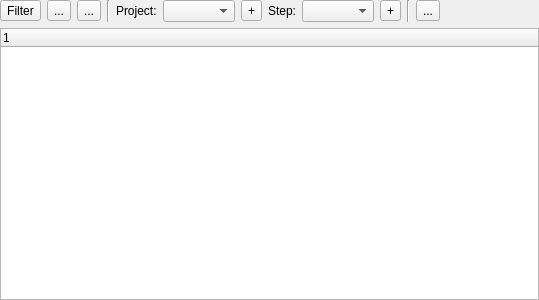
First picture: the form in src/app/logbookwidget.ui, repository braeun/FitsIP, before the edit.
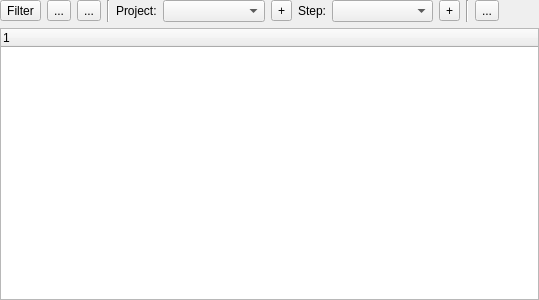
Second picture: the form after the edit. Icons and pictures are not drawn.

```diff
--- a/src/app/logbookwidget.ui
+++ b/src/app/logbookwidget.ui
@@ -99,6 +99,12 @@
       </item>
       <item>
        <widget class="QComboBox" name="projectBox">
+        <property name="sizePolicy">
+         <sizepolicy hsizetype="MinimumExpanding" vsizetype="Fixed">
+          <horstretch>1</horstretch>
+          <verstretch>0</verstretch>
+         </sizepolicy>
+        </property>
         <property name="toolTip">
          <string>&lt;html&gt;&lt;head/&gt;&lt;body&gt;&lt;p&gt;Select project for future logbook entries&lt;/p&gt;&lt;/body&gt;&lt;/html&gt;</string>
         </property>
@@ -123,6 +129,12 @@
       </item>
       <item>
        <widget class="QComboBox" name="stepBox">
+        <property name="sizePolicy">
+         <sizepolicy hsizetype="Expanding" vsizetype="Fixed">
+          <horstretch>1</horstretch>
+          <verstretch>0</verstretch>
+         </sizepolicy>
+        </property>
         <property name="toolTip">
          <string>&lt;html&gt;&lt;head/&gt;&lt;body&gt;&lt;p&gt;Select step for future logbook entries&lt;/p&gt;&lt;/body&gt;&lt;/html&gt;</string>
         </property>
```
